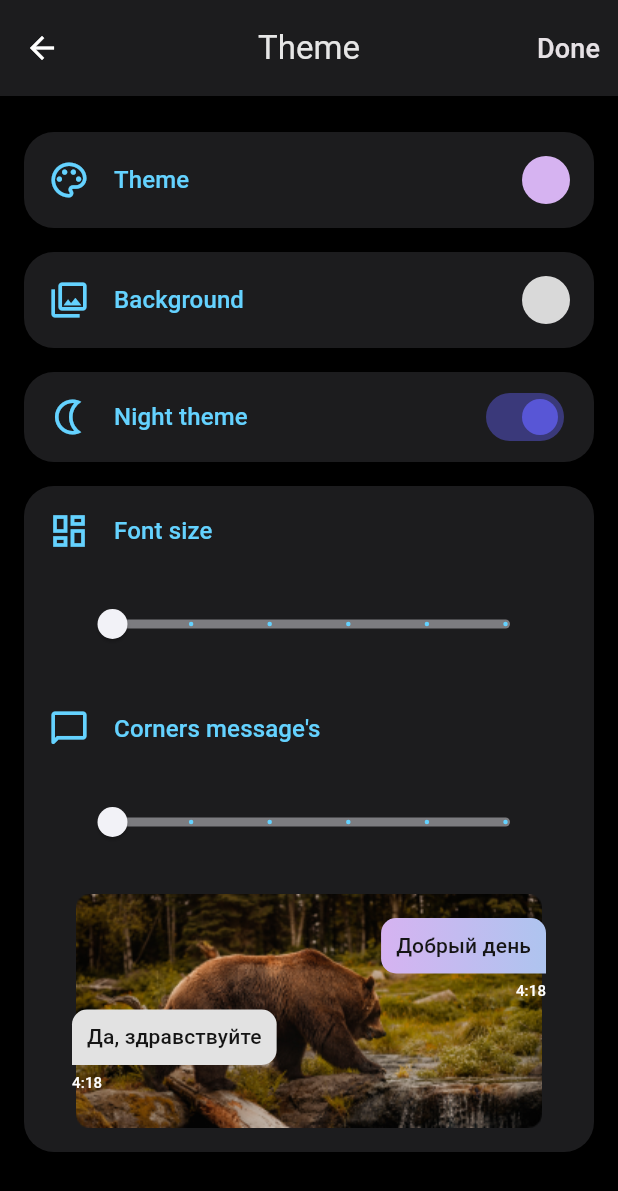
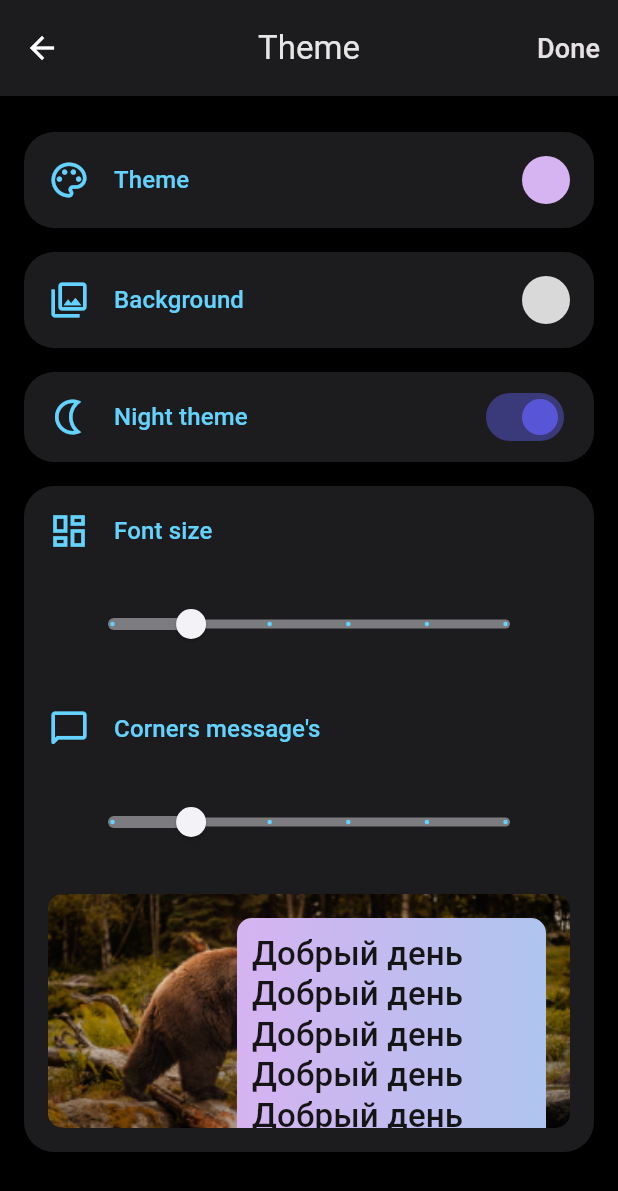
Before and after one commit to Vazgen2k4/proweb-send, a Flutter app: the SettingsThemePage screen opened by its route, on a phone screen of 412 x 824 dp. Shown: the top 1191 px of the screen. Run offline on Flutter 3.47's test engine with Material 2 defaults, Android fonts, the phone set to English and light mode, and no system bars; our stand-ins replace bloc, cloud_firestore, equatable, file_picker, firebase_auth, firebase_core and 5 more; missing offline and left inert: country_calling_code_picker, mask_input_formatter; accounts and stored records are empty.

Commit message:
Коментарий

```diff
--- a/lib/domain/bloc/settings_bloc/settings_bloc_event.dart
+++ b/lib/domain/bloc/settings_bloc/settings_bloc_event.dart
@@ -9,9 +9,28 @@ abstract class SettingsBlocEvent extends Equatable {
 
 class LoadSettings extends SettingsBlocEvent {
   const LoadSettings();
-
 }
 
-// class LoadSettings extends SettingsBlocEvent {
-//   const LoadSettings();
-// }
+class SetBorderRadius extends SettingsBlocEvent {
+  final double borderRadius;
+  const SetBorderRadius({required this.borderRadius});
+
+  @override
+  List<Object?> get props => [borderRadius];
+}
+
+class SetFontSize extends SettingsBlocEvent {
+  final double fontSize;
+  const SetFontSize({required this.fontSize});
+
+  @override
+  List<Object?> get props => [fontSize];
+}
+
+class SetLocale extends SettingsBlocEvent {
+  final String locale;
+  const SetLocale({required this.locale});
+
+  @override
+  List<Object?> get props => [locale];
+}
--- a/lib/domain/bloc/settings_bloc/settings_bloc_state.dart
+++ b/lib/domain/bloc/settings_bloc/settings_bloc_state.dart
@@ -10,9 +10,15 @@ abstract class SettingsBlocState extends Equatable {
 class SettingsBlocInitial extends SettingsBlocState {}
 
 class SettingsBlocLoded extends SettingsBlocState {
-
-  const SettingsBlocLoded();
+  final SettingsModel settings;
+  const SettingsBlocLoded({required this.settings});
 
   @override
-  List<Object?> get props => [];
+  List<Object?> get props => [settings];
+
+  SettingsBlocLoded copyWith({SettingsModel? settings}) {
+    return SettingsBlocLoded(
+      settings: settings ?? this.settings,
+    );
+  }
 }
--- a/lib/domain/models/pro_user.dart
+++ b/lib/domain/models/pro_user.dart
@@ -29,7 +29,6 @@ class ProUser extends Equatable {
       phone: json?['phone'],
       descr: json?['descr'],
       nikNameId: json?['nikNameId'],
-      // email: json?['email'],
     );
   }
 
@@ -48,7 +47,6 @@ class ProUser extends Equatable {
       phone: phone ?? this.phone,
       nikNameId: nikNameId ?? this.nikNameId,
       descr: descr ?? this.descr,
-      // email: email ?? this.email,
       imagePath: imagePath ?? this.imagePath,
     );
   }
@@ -109,8 +107,6 @@ class ProUserController {
 
     final _code = _countryCode.trim();
     final _number = _phoneController.value.text.trim();
-    print(_code);
-    print(_number);
     return _code.replaceAll(' ', '') + _number.replaceAll(' ', '');
   }
 
--- /dev/null
+++ b/lib/domain/models/settings_model.dart
@@ -0,0 +1,86 @@
+import 'package:equatable/equatable.dart';
+import 'package:flutter/cupertino.dart';
+import 'package:shared_preferences/shared_preferences.dart';
+
+class SettingsModel extends Equatable {
+  final double? fontSize;
+  final double? borderRadius;
+  final bool? isNightTheme;
+  final ImageCache? imageBg;
+  final Locale? locale;
+
+  const SettingsModel({
+    this.fontSize,
+    this.borderRadius,
+    this.isNightTheme,
+    this.imageBg,
+    this.locale,
+  });
+
+  SettingsModel copyWith({
+    double? fontSize,
+    double? borderRadius,
+    bool? isNightTheme,
+    ImageCache? imageBg,
+    Locale? locale,
+  }) {
+    return SettingsModel(
+      fontSize: fontSize ?? this.fontSize,
+      borderRadius: borderRadius ?? this.borderRadius,
+      isNightTheme: isNightTheme ?? this.isNightTheme,
+      imageBg: imageBg ?? this.imageBg,
+      locale: locale ?? this.locale,
+    );
+  }
+
+  Future<void> saveSettingsOnDevice() async {
+    final pref = await SharedPreferences.getInstance();
+    fontSize != null
+        ? await pref.setDouble(SettingsModelKeys.fontSize, fontSize!)
+        : 0;
+
+    borderRadius != null
+        ? await pref.setDouble(SettingsModelKeys.radius, borderRadius!)
+        : 0;
+
+    isNightTheme != null
+        ? await pref.setBool(SettingsModelKeys.theme, isNightTheme!)
+        : 0;
+
+    final lang = locale?.countryCode;
+    lang != null ? await pref.setString(SettingsModelKeys.locale, lang) : 0;
+  }
+
+  static Future<SettingsModel> getSettingsOnDevice() async {
+    final pref = await SharedPreferences.getInstance();
+
+    final size = pref.getDouble(SettingsModelKeys.fontSize);
+    final radius = pref.getDouble(SettingsModelKeys.radius);
+    final theme = pref.getBool(SettingsModelKeys.theme);
+    final locale = pref.getString(SettingsModelKeys.locale);
+
+    return SettingsModel(
+      fontSize: size,
+      borderRadius: radius,
+      isNightTheme: theme,
+      locale: locale != null ? Locale(locale) : null,
+    );
+  }
+
+  @override
+  List<Object?> get props => [
+        imageBg,
+        fontSize,
+        borderRadius,
+        isNightTheme,
+        locale,
+      ];
+}
+
+abstract class SettingsModelKeys {
+  static const fontSize = '_font-size_';
+  static const theme = '_theme_';
+  static const radius = '_border-radius_';
+  static const locale = '_locale_';
+  static const image = '_image_';
+}
--- a/lib/l10n/intl_en.arb
+++ b/lib/l10n/intl_en.arb
@@ -1,4 +1,7 @@
 {
+    "locale": "en",
+    "locale_lang": "English",
+
     "hello_title": "Welcome to",
     "create_title": "Create Acount",
     "auth_title": "Auth",
@@ -16,6 +19,8 @@
     "font_size": "Font size",
     "corners_message": "Corners message's",
 
+    "language_settings": "Language settings",
+
     "choose_country_title": "Choose a country",
     "exit_button": "Exit",
     "continue_button": "Продолжить",
--- a/lib/l10n/intl_ru.arb
+++ b/lib/l10n/intl_ru.arb
@@ -1,4 +1,7 @@
 {
+    "locale": "ru",
+    "locale_lang": "Русский",
+
     "hello_title": "Добро пожаловать в",
     "create_title": "Начните общение в\nPROCHAT!",
     "auth_title": "Авторизация",
@@ -16,6 +19,8 @@
     "font_size": "Размер текста",
     "corners_message": "Углы сообщений",
 
+    "language_settings": "Настройки языка",
+
 
     "choose_country_title": "Выберите страну",
     "exit_button": "Выход",
--- a/lib/ui/pages/settings/settings_theme_page.dart
+++ b/lib/ui/pages/settings/settings_theme_page.dart
@@ -1,4 +1,7 @@
 import 'package:flutter/material.dart';
+import 'package:flutter_bloc/flutter_bloc.dart';
+import 'package:proweb_send/domain/bloc/settings_bloc/settings_bloc.dart';
+import 'package:proweb_send/domain/models/settings_model.dart';
 import 'package:proweb_send/generated/l10n.dart';
 import 'package:proweb_send/resources/resources.dart';
 import 'package:proweb_send/ui/pages/settings/settings_page.dart';
@@ -27,7 +30,13 @@ class SettingsThemePage extends StatelessWidget {
             Align(
               alignment: Alignment.centerLeft,
               child: TextButton(
-                onPressed: () {},
+                onPressed: () async {
+                   final state = context.read<SettingsBloc>().state;
+                   if(state is! SettingsBlocLoded) return;
+
+                  await state.settings.saveSettingsOnDevice();
+                  Navigator.pop(context);
+                },
                 child: Text(
                   S.of(context).done,
                   style: const TextStyle(
@@ -115,69 +124,98 @@ class MessengerControllWidget extends StatelessWidget {
 
   @override
   Widget build(BuildContext context) {
+    final settingsBloc = context.read<SettingsBloc>();
+
     return BgContainer(
       padding: const EdgeInsets.all(16),
-      child: Column(
+      child: BlocBuilder<SettingsBloc, SettingsBlocState>(
+        builder: (context, state) {
+          if (state is! SettingsBlocLoded) {
+            return const Center(
+              child: CircularProgressIndicator(),
+            );
+          }
+
+          final settings = state.settings;
+
+          return Column(
             children: [
               SettingsThemeSliderWidget(
                 icon: Icons.dashboard_outlined,
                 maximun: 22,
+                init: settings.fontSize ?? 14,
                 minimum: 12,
                 title: S.of(context).font_size,
+                onChangeEnd: (fontSize) {
+                  settingsBloc.add(SetFontSize(fontSize: fontSize));
+                },
               ),
               const SizedBox(height: 32),
               SettingsThemeSliderWidget(
                 icon: Icons.messenger_outline_rounded,
                 maximun: 22,
                 minimum: 12,
+                init: settings.borderRadius ?? 14,
                 title: S.of(context).corners_message,
+                onChangeEnd: (radius) {
+                  settingsBloc.add(
+                    SetBorderRadius(borderRadius: radius),
+                  );
+                },
               ),
               const SizedBox(height: 24),
               Container(
-            padding: const EdgeInsets.all(16),
-            constraints: const BoxConstraints(maxHeight: 156),
+                constraints: const BoxConstraints(maxHeight: 156, minWidth: 311),
                 decoration: BoxDecoration(
                   borderRadius: BorderRadius.circular(10),
                   image: const DecorationImage(
                     image: AssetImage(AppImages.beaer),
-                fit: BoxFit.contain,
+                    fit: BoxFit.cover,
                   ),
                 ),
-            child: Column(
-              children: const <Widget>[
+                child: ListView(
+                padding: const EdgeInsets.all(16),
+                  children: <Widget>[
                     MessageWidget(
                       itsMe: true,
-                  message: 'Добрый день',
+                      message:
+                          'Добрый день Добрый день Добрый день Добрый день Добрый день Добрый день Добрый день Добрый день Добрый день Добрый день Добрый день Добрый день Добрый день Добрый день Добрый день Добрый день Добрый день Добрый день Добрый день ',
                       time: '4:18',
+                      settings: settings,
                     ),
                     MessageWidget(
                       itsMe: false,
                       message: 'Да, здравствуйте',
                       time: '4:18',
+                      settings: settings,
                     ),
                   ],
                 ),
               ),
             ],
+          );
+        },
       ),
     );
   }
 }
 
 class SettingsThemeSliderWidget extends StatefulWidget {
-  final VoidCallback? onChange;
+  final void Function(double value)? onChangeEnd;
   final double minimum;
   final double maximun;
+  final double init;
   final IconData icon;
   final String title;
 
   const SettingsThemeSliderWidget({
     Key? key,
-    this.onChange,
+    this.onChangeEnd,
     required this.minimum,
     required this.maximun,
     required this.icon,
     required this.title,
+    required this.init,
   }) : super(key: key);
 
   @override
@@ -190,7 +228,7 @@ class _SettingsThemeSliderWidgetState extends State<SettingsThemeSliderWidget> {
 
   @override
   void initState() {
-    value = widget.minimum;
+    value = widget.init;
     super.initState();
   }
 
@@ -236,6 +274,7 @@ class _SettingsThemeSliderWidgetState extends State<SettingsThemeSliderWidget> {
             ),
             child: Slider(
               divisions: 5,
+
               max: widget.maximun,
               min: widget.minimum,
               value: value,
@@ -244,7 +283,11 @@ class _SettingsThemeSliderWidgetState extends State<SettingsThemeSliderWidget> {
                 setState(() {
                   value = newValue;
                 });
+
+                final action = widget.onChangeEnd;
+                action == null ? 0 : action(newValue);
               },
+              // onChangeEnd: onChangeEnd,
             ),
           ),
         )
@@ -257,15 +300,24 @@ class MessageWidget extends StatelessWidget {
   final String message;
   final bool itsMe;
   final String time;
+  final SettingsModel settings;
+
   const MessageWidget({
     Key? key,
     required this.message,
     required this.itsMe,
     required this.time,
+    required this.settings,
   }) : super(key: key);
 
   @override
   Widget build(BuildContext context) {
+    final borderRadius = settings.borderRadius ?? 10;
+    final fontSize = settings.fontSize ?? 22;
+    final deviceWidth = MediaQuery.of(context).size.width;
+    const widthPrecent = .5;
+    final maxWidth = deviceWidth * widthPrecent;
+
     return Align(
       alignment: itsMe ? Alignment.centerRight : Alignment.centerLeft,
       child: Column(
@@ -273,7 +325,9 @@ class MessageWidget extends StatelessWidget {
         crossAxisAlignment:
             itsMe ? CrossAxisAlignment.end : CrossAxisAlignment.start,
         children: <Widget>[
-          DecoratedBox(
+          AnimatedContainer(
+            constraints: BoxConstraints(maxWidth: maxWidth),
+            duration: const Duration(milliseconds: 300),
             decoration: BoxDecoration(
               color: !itsMe ? const Color(0xffe2e2e2) : null,
               gradient: itsMe
@@ -287,25 +341,25 @@ class MessageWidget extends StatelessWidget {
                     )
                   : null,
               borderRadius: itsMe
-                  ? const BorderRadius.only(
-                      bottomLeft: Radius.circular(10),
-                      topLeft: Radius.circular(10),
-                      topRight: Radius.circular(10),
+                  ? BorderRadius.only(
+                      bottomLeft: Radius.circular(borderRadius),
+                      topLeft: Radius.circular(borderRadius),
+                      topRight: Radius.circular(borderRadius),
                     )
-                  : const BorderRadius.only(
-                      bottomRight: Radius.circular(10),
-                      topLeft: Radius.circular(10),
-                      topRight: Radius.circular(10),
+                  : BorderRadius.only(
+                      bottomRight: Radius.circular(borderRadius),
+                      topLeft: Radius.circular(borderRadius),
+                      topRight: Radius.circular(borderRadius),
                     ),
             ),
             child: Padding(
               padding: const EdgeInsets.all(10),
               child: Text(
                 message,
-                style: const TextStyle(
-                  fontSize: 14,
-                  height: 17 / 14,
-                  color: Color(0xff151515),
+                style: TextStyle(
+                  fontSize: fontSize,
+                  height: 1.21,
+                  color: const Color(0xff151515),
                 ),
               ),
             ),
```
Also changed, not shown: lib/domain/bloc/settings_bloc/settings_bloc.dart (+60 -4 lines), lib/ui/app.dart (+19 -5 lines), lib/ui/pages/settings/settings_page.dart (+70 -8 lines), lib/generated/intl/messages_en.dart, lib/generated/intl/messages_ru.dart, lib/generated/l10n.dart. Lines whose indentation alone changed are shown as unchanged.
